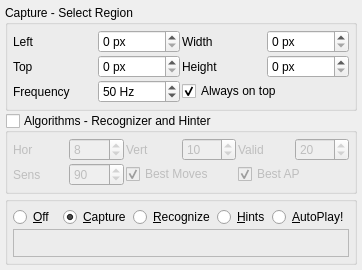
Old version of the form Window.ui in the repository enricoros/k-web-automation-biocheat.
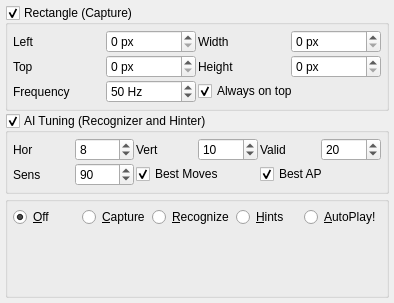
New version of the form. Custom widgets are drawn as their Qt base class.

```diff
--- a/Window.ui
+++ b/Window.ui
@@ -6,18 +6,24 @@
    <rect>
     <x>0</x>
     <y>0</y>
-    <width>362</width>
-    <height>270</height>
+    <width>394</width>
+    <height>303</height>
    </rect>
   </property>
   <property name="windowTitle">
-   <string>BioCheat 0.9.1 -koralmod-</string>
+   <string>BioCheat 0.9.6</string>
   </property>
   <layout class="QVBoxLayout" name="verticalLayout">
    <item>
     <widget class="QGroupBox" name="capBox">
      <property name="title">
-      <string>Capture - Select Region</string>
+      <string>Rectangle (Capture)</string>
+     </property>
+     <property name="checkable">
+      <bool>true</bool>
+     </property>
+     <property name="checked">
+      <bool>true</bool>
      </property>
      <layout class="QGridLayout" name="gridLayout">
       <item row="0" column="0">
@@ -115,13 +121,13 @@
    <item>
     <widget class="QGroupBox" name="groupBox">
      <property name="title">
-      <string>Algorithms - Recognizer and Hinter</string>
+      <string>AI Tuning (Recognizer and Hinter)</string>
      </property>
      <property name="checkable">
       <bool>true</bool>
      </property>
      <property name="checked">
-      <bool>false</bool>
+      <bool>true</bool>
      </property>
      <layout class="QGridLayout" name="gridLayout_2">
       <item row="0" column="0">
@@ -245,16 +251,6 @@
         <property name="shortcut">
          <string>Alt+O</string>
         </property>
-       </widget>
-      </item>
-      <item row="0" column="1">
-       <widget class="QRadioButton" name="display1">
-        <property name="text">
-         <string>&amp;Capture</string>
-        </property>
-        <property name="shortcut">
-         <string>Alt+C</string>
-        </property>
         <property name="checked">
          <bool>true</bool>
         </property>
@@ -298,11 +294,15 @@
           <verstretch>0</verstretch>
          </sizepolicy>
         </property>
-        <property name="frameShape">
-         <enum>QFrame::StyledPanel</enum>
+       </widget>
+      </item>
+      <item row="0" column="1">
+       <widget class="QRadioButton" name="display1">
+        <property name="text">
+         <string>&amp;Capture</string>
         </property>
-        <property name="frameShadow">
-         <enum>QFrame::Raised</enum>
+        <property name="shortcut">
+         <string>Alt+C</string>
         </property>
        </widget>
       </item>
```
Left out of the diff: 21 changed lines with no effect on the pictures.
